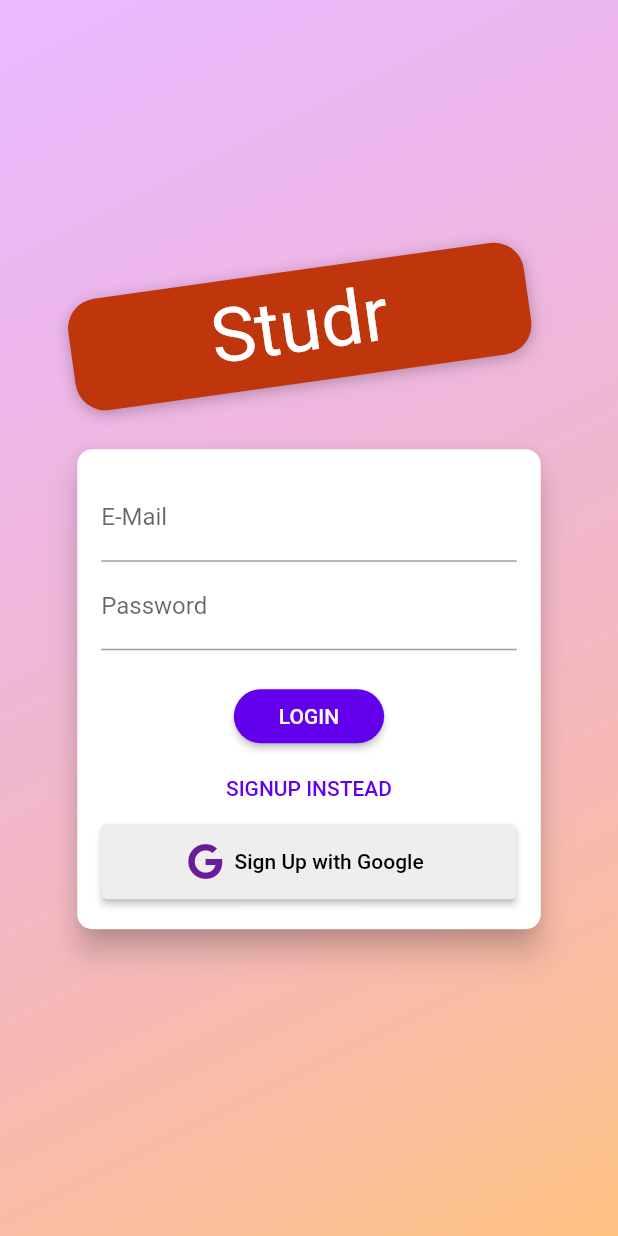
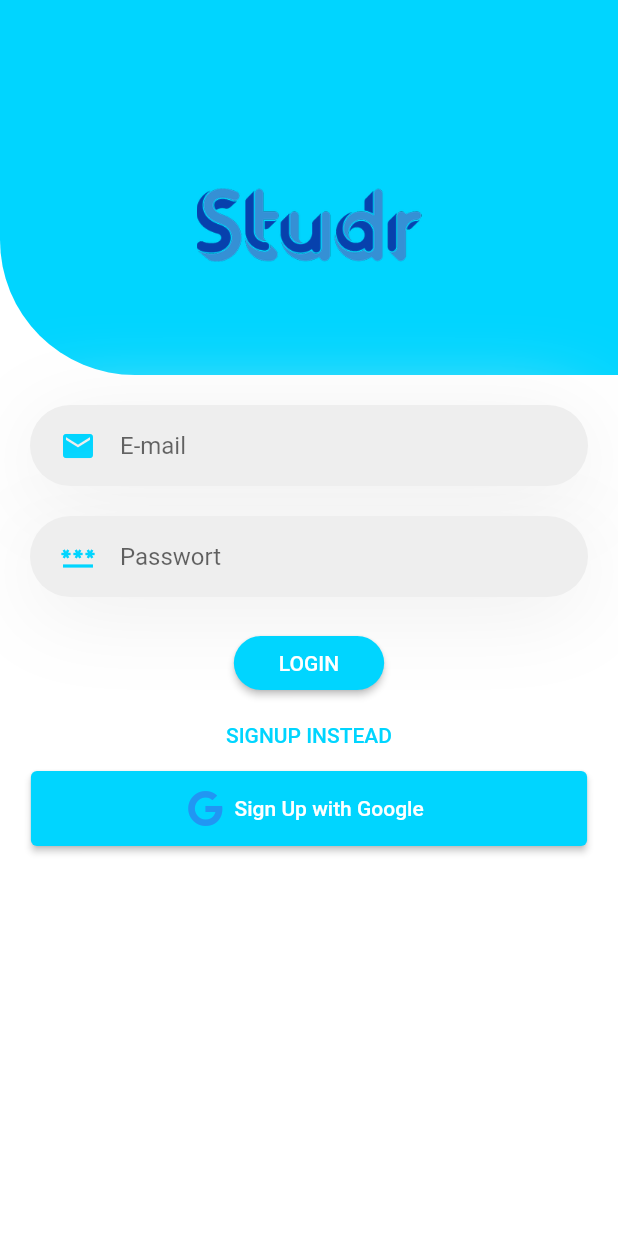
Before and after one commit to LehbrunnerRene/Studr, a Flutter app: the screen it shows after launch, on a phone screen of 412 x 824 dp. Run offline on Flutter 3.47's test engine with Material 2 defaults, Android fonts, the phone set to English and light mode, and no system bars; our stand-ins replace cloud_firestore, firebase_auth, firebase_core, flutter_rating_bar, font_awesome_flutter, google_maps_flutter and 2 more; missing offline and left inert: darq; accounts and stored records are empty; Roboto replaces fonts that are missing (Anton).

Commit message:
finished login screen and fixed bugs

```diff
--- a/lib/main.dart
+++ b/lib/main.dart
@@ -43,7 +43,9 @@ class MyApp extends StatelessWidget {
         ),*/
       ],
       child: Consumer<Auth>(
-        builder: (ctx, auth, _) => MaterialApp(
+        builder: (ctx, auth, _) => Provider(
+          create: (BuildContext context) {},
+          child: MaterialApp(
             theme: ThemeData.from(
               colorScheme: const ColorScheme.light(),
             ).copyWith(
@@ -62,6 +64,7 @@ class MyApp extends StatelessWidget {
                   }
                   return AuthScreen();
                 }),
+          ),
         ),
       ),
     );
--- a/lib/screens/auth_screen.dart
+++ b/lib/screens/auth_screen.dart
@@ -23,59 +23,47 @@ class AuthScreen extends StatelessWidget {
       // resizeToAvoidBottomInset: false,
       body: Stack(
         children: <Widget>[
-          Container(
-            decoration: BoxDecoration(
-              gradient: LinearGradient(
-                colors: [
-                  Color.fromRGBO(215, 117, 255, 1).withOpacity(0.5),
-                  Color.fromRGBO(255, 188, 117, 1).withOpacity(0.9),
-                ],
-                begin: Alignment.topLeft,
-                end: Alignment.bottomRight,
-                stops: [0, 1],
-              ),
-            ),
-          ),
           SingleChildScrollView(
             child: Container(
               height: deviceSize.height,
               width: deviceSize.width,
               child: Column(
-                mainAxisAlignment: MainAxisAlignment.center,
-                crossAxisAlignment: CrossAxisAlignment.center,
                 children: <Widget>[
                   Flexible(
                     child: Container(
-                      margin: EdgeInsets.only(bottom: 20.0),
-                      padding:
-                          EdgeInsets.symmetric(vertical: 8.0, horizontal: 94.0),
-                      transform: Matrix4.rotationZ(-8 * pi / 180)
-                        ..translate(-10.0),
-                      // ..translate(-10.0),
+                      height: 250,
                       decoration: BoxDecoration(
-                        borderRadius: BorderRadius.circular(20),
-                        color: Colors.deepOrange.shade900,
-                        boxShadow: [
-                          BoxShadow(
-                            blurRadius: 8,
-                            color: Colors.black26,
-                            offset: Offset(0, 2),
-                          )
+                        borderRadius:
+                            BorderRadius.only(bottomLeft: Radius.circular(90)),
+                        color: new Color(0xff00d5ff),
+                        gradient: LinearGradient(
+                          colors: [
+                            (new Color(0xff00d5ff)),
+                            new Color(0xff00d5ff)
                           ],
-                      ),
-                      child: Text(
-                        'Studr',
-                        style: TextStyle(
-                          color: Colors.white,
-                          fontSize: 50,
-                          fontFamily: 'Anton',
-                          fontWeight: FontWeight.normal,
+                          begin: Alignment.topCenter,
+                          end: Alignment.bottomCenter,
                         ),
                       ),
+                      child: Center(
+                          child: Column(
+                        mainAxisAlignment: MainAxisAlignment.spaceEvenly,
+                        crossAxisAlignment: CrossAxisAlignment.center,
+                        children: [
+                          Container(
+                            margin: EdgeInsets.only(top: 50),
+                            child: Image.asset(
+                              "assets/logo/Studr.png",
+                              height: 150,
+                              width: 150,
+                            ),
+                          ),
+                        ],
+                      )),
                     ),
                   ),
                   Flexible(
-                    flex: deviceSize.width > 600 ? 2 : 1,
+                    flex: 2,
                     child: AuthCard(),
                   ),
                 ],
@@ -214,24 +202,37 @@ class _AuthCardState extends State<AuthCard> {
   @override
   Widget build(BuildContext context) {
     final deviceSize = MediaQuery.of(context).size;
-    return Card(
-      shape: RoundedRectangleBorder(
-        borderRadius: BorderRadius.circular(10.0),
-      ),
-      elevation: 8.0,
-      child: Container(
-        height: _authMode == AuthMode.Signup ? 600 : 320,
-        constraints:
-            BoxConstraints(minHeight: _authMode == AuthMode.Signup ? 340 : 260),
-        width: deviceSize.width * 0.75,
-        padding: EdgeInsets.all(16.0),
-        child: Form(
+    return Form(
       key: _formKey,
       child: SingleChildScrollView(
         child: Column(
           children: <Widget>[
-                TextFormField(
-                  decoration: InputDecoration(labelText: 'E-Mail'),
+            Container(
+              alignment: Alignment.center,
+              margin: EdgeInsets.only(left: 20, right: 20, top: 20),
+              padding: EdgeInsets.only(left: 20, right: 20),
+              height: 54,
+              decoration: BoxDecoration(
+                borderRadius: BorderRadius.circular(50),
+                color: Colors.grey[200],
+                boxShadow: [
+                  BoxShadow(
+                      offset: Offset(0, 10),
+                      blurRadius: 50,
+                      color: Color(0xffEEEEEE)),
+                ],
+              ),
+              child: TextFormField(
+                cursorColor: Color(0xff00d5ff),
+                decoration: InputDecoration(
+                  icon: Icon(
+                    Icons.email,
+                    color: Color(0xff00d5ff),
+                  ),
+                  hintText: "E-mail",
+                  enabledBorder: InputBorder.none,
+                  focusedBorder: InputBorder.none,
+                ),
                 keyboardType: TextInputType.emailAddress,
                 validator: (value) {
                   if (value.isEmpty || !value.contains('@')) {
@@ -243,9 +244,34 @@ class _AuthCardState extends State<AuthCard> {
                   _authData['email'] = value;
                 },
               ),
+            ),
             if (_authMode == AuthMode.Signup)
-                  TextFormField(
-                    decoration: InputDecoration(labelText: 'Vorname'),
+              Container(
+                alignment: Alignment.center,
+                margin: EdgeInsets.only(left: 20, right: 20, top: 20),
+                padding: EdgeInsets.only(left: 20, right: 20),
+                height: 54,
+                decoration: BoxDecoration(
+                  borderRadius: BorderRadius.circular(50),
+                  color: Colors.grey[200],
+                  boxShadow: [
+                    BoxShadow(
+                        offset: Offset(0, 10),
+                        blurRadius: 50,
+                        color: Color(0xffEEEEEE)),
+                  ],
+                ),
+                child: TextFormField(
+                  cursorColor: Color(0xff00d5ff),
+                  decoration: InputDecoration(
+                    icon: Icon(
+                      Icons.person,
+                      color: Color(0xff00d5ff),
+                    ),
+                    hintText: "Vorname",
+                    enabledBorder: InputBorder.none,
+                    focusedBorder: InputBorder.none,
+                  ),
                   keyboardType: TextInputType.name,
                   validator: (value) {
                     if (value.isEmpty) {
@@ -258,9 +284,34 @@ class _AuthCardState extends State<AuthCard> {
                     print(value);
                   },
                 ),
+              ),
             if (_authMode == AuthMode.Signup)
-                  TextFormField(
-                    decoration: InputDecoration(labelText: 'Nachname'),
+              Container(
+                alignment: Alignment.center,
+                margin: EdgeInsets.only(left: 20, right: 20, top: 20),
+                padding: EdgeInsets.only(left: 20, right: 20),
+                height: 54,
+                decoration: BoxDecoration(
+                  borderRadius: BorderRadius.circular(50),
+                  color: Colors.grey[200],
+                  boxShadow: [
+                    BoxShadow(
+                        offset: Offset(0, 10),
+                        blurRadius: 50,
+                        color: Color(0xffEEEEEE)),
+                  ],
+                ),
+                child: TextFormField(
+                  cursorColor: Color(0xff00d5ff),
+                  decoration: InputDecoration(
+                    icon: Icon(
+                      Icons.person,
+                      color: Color(0xff00d5ff),
+                    ),
+                    hintText: "Nachname",
+                    enabledBorder: InputBorder.none,
+                    focusedBorder: InputBorder.none,
+                  ),
                   keyboardType: TextInputType.name,
                   validator: (value) {
                     if (value.isEmpty) {
@@ -273,11 +324,37 @@ class _AuthCardState extends State<AuthCard> {
                     print(value);
                   },
                 ),
+              ),
             if (_authMode == AuthMode.Signup)
-                  TextFormField(
-                    decoration: InputDecoration(labelText: 'Geburtsdatum'),
+              Container(
+                alignment: Alignment.center,
+                margin: EdgeInsets.only(left: 20, right: 20, top: 20),
+                padding: EdgeInsets.only(left: 20, right: 20),
+                height: 54,
+                decoration: BoxDecoration(
+                  borderRadius: BorderRadius.circular(50),
+                  color: Colors.grey[200],
+                  boxShadow: [
+                    BoxShadow(
+                        offset: Offset(0, 10),
+                        blurRadius: 50,
+                        color: Color(0xffEEEEEE)),
+                  ],
+                ),
+                child: TextFormField(
+                  cursorColor: Color(0xff00d5ff),
+                  decoration: InputDecoration(
+                    icon: Icon(
+                      Icons.celebration_sharp,
+                      color: Color(0xff00d5ff),
+                    ),
+                    hintText: "Geburtsdatum",
+                    enabledBorder: InputBorder.none,
+                    focusedBorder: InputBorder.none,
+                  ),
                   key: Key(_date.toString()),
-                    initialValue: _date.toString(),
+                  initialValue:
+                      ("${_date.day.toString()}.${_date.month.toString()}.${_date.year.toString()}"),
                   validator: (value) {
                     print(_authData["birthdate"]);
                     if (value.isEmpty) {
@@ -295,6 +372,8 @@ class _AuthCardState extends State<AuthCard> {
                     print(value);
                   },
                 ),
+              ),
+
             /*TextFormField(
                 decoration: InputDecoration(labelText: 'Geburtsdatum'),
                 keyboardType: TextInputType.datetime,
@@ -309,8 +388,32 @@ class _AuthCardState extends State<AuthCard> {
                   print(value);
                 },
               ),*/
-                TextFormField(
-                  decoration: InputDecoration(labelText: 'Password'),
+            Container(
+              alignment: Alignment.center,
+              margin: EdgeInsets.only(left: 20, right: 20, top: 20),
+              padding: EdgeInsets.only(left: 20, right: 20),
+              height: 54,
+              decoration: BoxDecoration(
+                borderRadius: BorderRadius.circular(50),
+                color: Colors.grey[200],
+                boxShadow: [
+                  BoxShadow(
+                      offset: Offset(0, 10),
+                      blurRadius: 50,
+                      color: Color(0xffEEEEEE)),
+                ],
+              ),
+              child: TextFormField(
+                cursorColor: Color(0xff00d5ff),
+                decoration: InputDecoration(
+                  icon: Icon(
+                    Icons.password,
+                    color: Color(0xff00d5ff),
+                  ),
+                  hintText: "Passwort",
+                  enabledBorder: InputBorder.none,
+                  focusedBorder: InputBorder.none,
+                ),
                 obscureText: true,
                 controller: _passwordController,
                 validator: (value) {
@@ -322,10 +425,35 @@ class _AuthCardState extends State<AuthCard> {
                   _authData['password'] = value;
                 },
               ),
+            ),
             if (_authMode == AuthMode.Signup)
-                  TextFormField(
+              Container(
+                alignment: Alignment.center,
+                margin: EdgeInsets.only(left: 20, right: 20, top: 20),
+                padding: EdgeInsets.only(left: 20, right: 20),
+                height: 54,
+                decoration: BoxDecoration(
+                  borderRadius: BorderRadius.circular(50),
+                  color: Colors.grey[200],
+                  boxShadow: [
+                    BoxShadow(
+                        offset: Offset(0, 10),
+                        blurRadius: 50,
+                        color: Color(0xffEEEEEE)),
+                  ],
+                ),
+                child: TextFormField(
+                  cursorColor: Color(0xff00d5ff),
+                  decoration: InputDecoration(
+                    icon: Icon(
+                      Icons.password,
+                      color: Color(0xff00d5ff),
+                    ),
+                    hintText: "Passwort wiederholen",
+                    enabledBorder: InputBorder.none,
+                    focusedBorder: InputBorder.none,
+                  ),
                   enabled: _authMode == AuthMode.Signup,
-                    decoration: InputDecoration(labelText: 'Confirm Password'),
                   obscureText: true,
                   validator: _authMode == AuthMode.Signup
                       ? (value) {
@@ -335,22 +463,23 @@ class _AuthCardState extends State<AuthCard> {
                         }
                       : null,
                 ),
+              ),
             SizedBox(
               height: 20,
             ),
             if (_isLoading)
-                  CircularProgressIndicator()
+              CircularProgressIndicator(
+                color: Color(0xff00d5ff),
+              )
             else
               RaisedButton(
-                    child:
-                        Text(_authMode == AuthMode.Login ? 'LOGIN' : 'SIGN UP'),
+                child: Text(_authMode == AuthMode.Login ? 'LOGIN' : 'SIGN UP'),
                 onPressed: _submit,
                 shape: RoundedRectangleBorder(
                   borderRadius: BorderRadius.circular(30),
                 ),
-                    padding:
-                        EdgeInsets.symmetric(horizontal: 30.0, vertical: 8.0),
-                    color: Theme.of(context).primaryColor,
+                padding: EdgeInsets.symmetric(horizontal: 30.0, vertical: 8.0),
+                color: Color(0xff00d5ff),
                 textColor: Theme.of(context).primaryTextTheme.button.color,
               ),
             FlatButton(
@@ -359,27 +488,25 @@ class _AuthCardState extends State<AuthCard> {
               onPressed: _switchAuthMode,
               padding: EdgeInsets.symmetric(horizontal: 30.0, vertical: 4),
               //materialTapTargetSize: MaterialTapTargetSize.shrinkWrap,
-                  textColor: Theme.of(context).primaryColor,
+              textColor: Color(0xff00d5ff),
             ),
+            if (_authMode == AuthMode.Login)
               ElevatedButton.icon(
                 style: ElevatedButton.styleFrom(
-                      primary: Colors.grey.shade200,
-                      onPrimary: Colors.black,
-                      minimumSize: Size(double.infinity, 50)),
-                  icon: FaIcon(FontAwesomeIcons.google,
-                      color: Colors.purple.shade800),
+                    primary: Color(0xff00d5ff),
+                    onPrimary: Colors.white,
+                    minimumSize: Size(deviceSize.width * 0.9, 50)),
+                icon: FaIcon(FontAwesomeIcons.google, color: Colors.blue),
                 label: Text("Sign Up with Google"),
                 onPressed: () {
-                    final provider = Provider.of<GoogleSignInProvider>(context,
-                        listen: false);
+                  final provider =
+                      Provider.of<GoogleSignInProvider>(context, listen: false);
                   provider.googleLogin();
                 },
               ),
           ],
         ),
       ),
-        ),
-      ),
     );
   }
 }
--- a/lib/screens/hairdresser_overview_screen.dart
+++ b/lib/screens/hairdresser_overview_screen.dart
@@ -16,11 +16,15 @@ class _ProductsOverviewScreenState extends State<ProductsOverviewScreen> {
   void initState() {
     //Provider.of<Hairdressers>(context, listen: false).fetchAndSetHairdresser();
     //Provider.of<Hairdressers>(context, listen: false).getInformation();
-    Provider.of<Hairdressers>(context, listen: false).getHairdressers();
-    Provider.of<Hairdressers>(context, listen: false).getInfo();
-    Provider.of<Hairdressers>(context, listen: false).getPric();
-    Provider.of<Hairdressers>(context, listen: false).getRating();
+    getData();
     super.initState();
+  }
+
+  Future<void> getData() async {
+    await Provider.of<Hairdressers>(context, listen: false).getHairdressers();
+    await Provider.of<Hairdressers>(context, listen: false).getInfo();
+    await Provider.of<Hairdressers>(context, listen: false).getPric();
+    await Provider.of<Hairdressers>(context, listen: false).getRating();
   }
 
   @override
```
Lines whose indentation alone changed are shown as unchanged.
